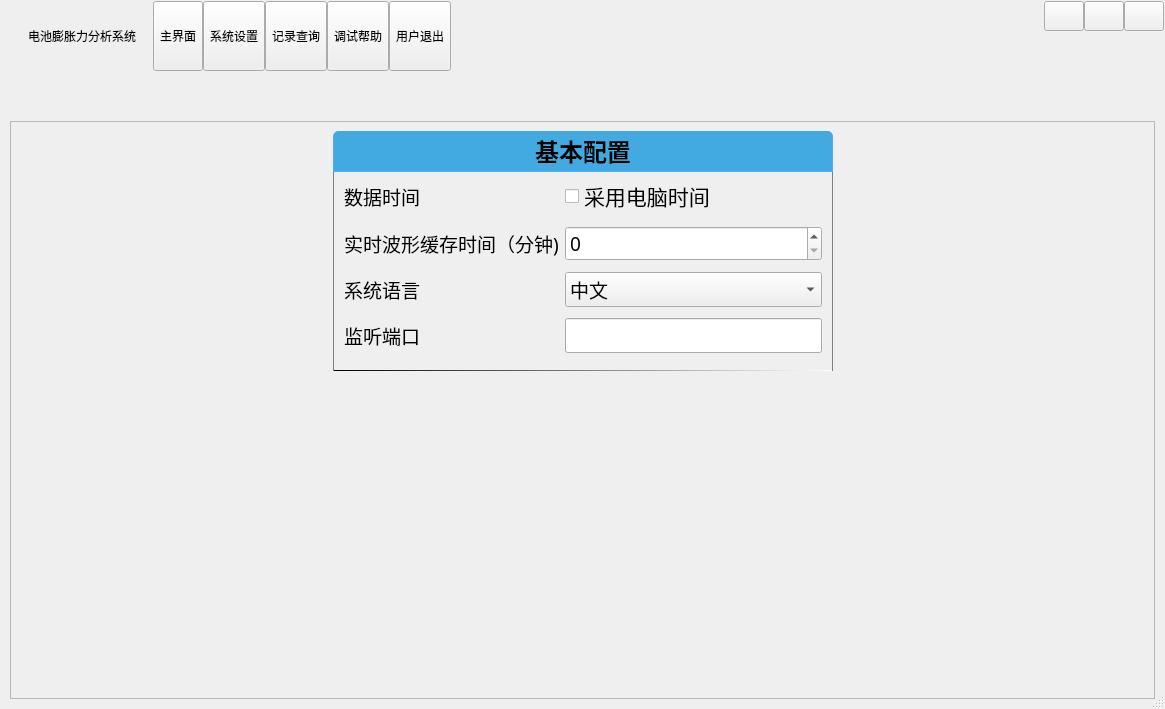
First picture: the form in MainWnd.ui, repository byteman/bullet, before the edit.
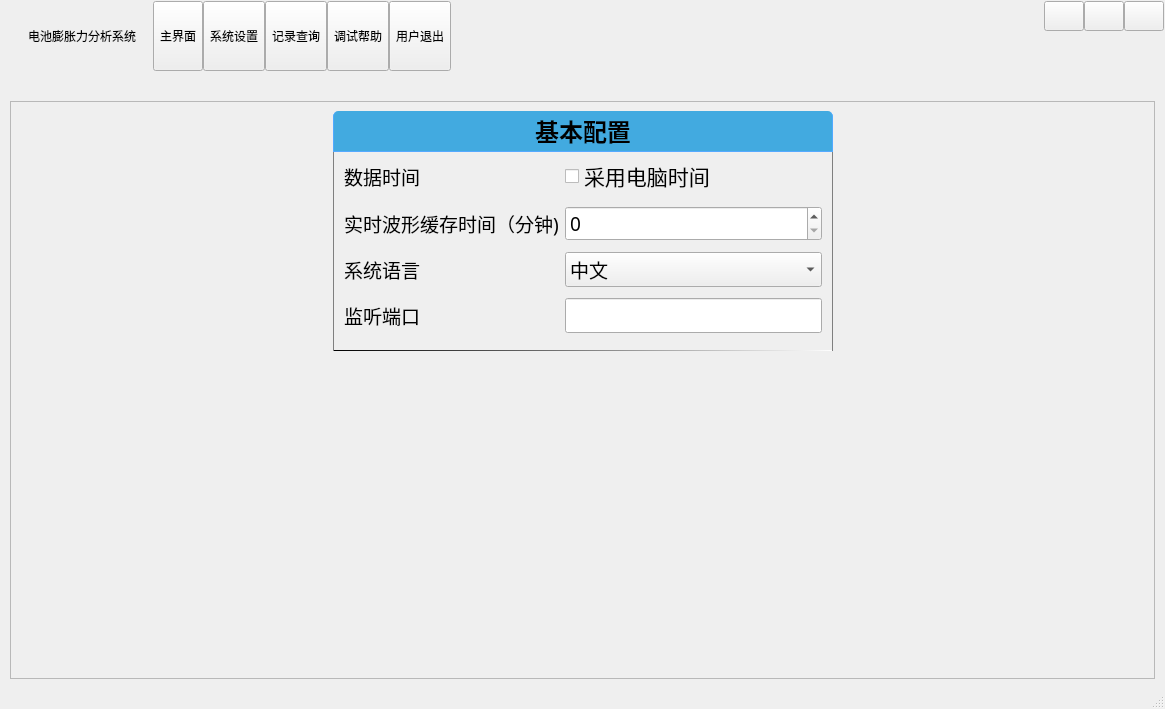
Second picture: the form after the edit. The open tabs and pages were chosen to show the change. Icons and pictures are not drawn. Custom widgets are drawn as their Qt base class.

Commit message: 修改通道指示

The edit to the form file:
```diff
--- a/MainWnd.ui
+++ b/MainWnd.ui
@@ -544,7 +544,7 @@
      <widget class="QWidget" name="page2">
       <layout class="QVBoxLayout" name="verticalLayout_3">
        <property name="topMargin">
-        <number>50</number>
+        <number>10</number>
        </property>
        <item>
         <widget class="QScrollArea" name="scrollArea">
@@ -565,8 +565,8 @@
            <rect>
             <x>0</x>
             <y>0</y>
-            <width>534</width>
-            <height>226</height>
+            <width>1143</width>
+            <height>576</height>
            </rect>
           </property>
           <layout class="QVBoxLayout" name="verticalLayout_7">
```
Left out of the diff: 2 changed lines with no effect on the pictures. The commit also changes 2 other files.
